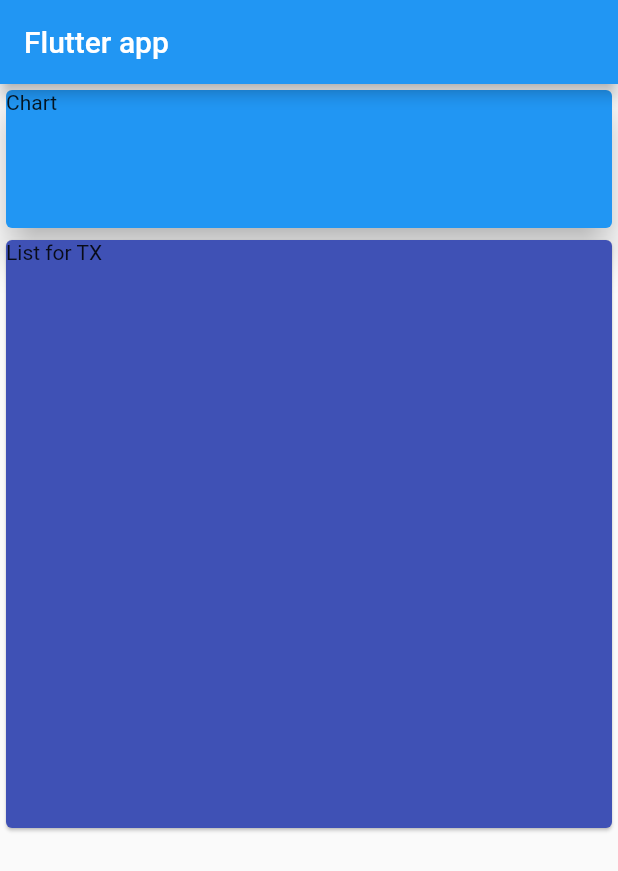
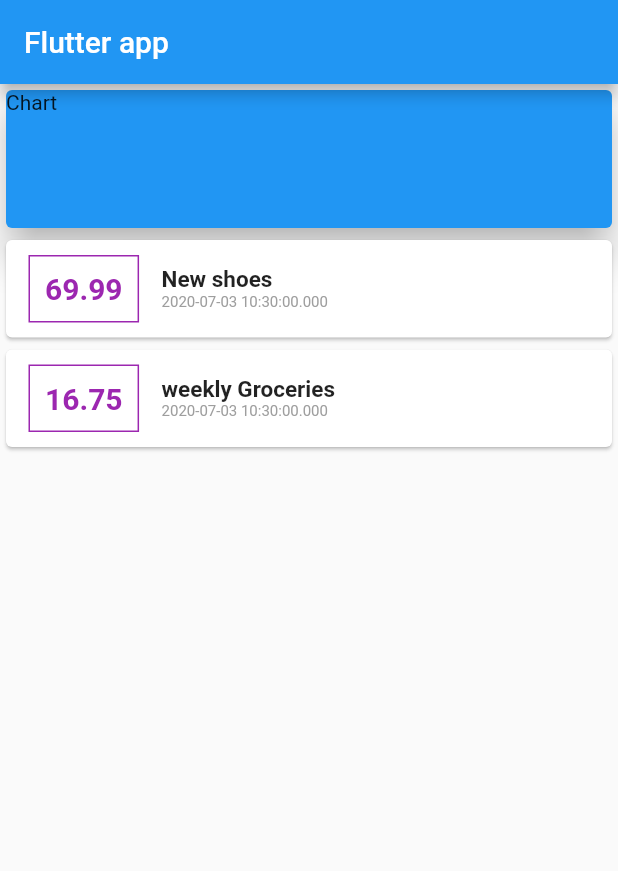
Before and after one commit to Adona12/Expense_Planner, a Flutter app: the screen it shows after launch, on a phone screen of 412 x 824 dp. Shown: the top 871 px of the screen. Run offline on Flutter 3.47's test engine with Material 2 defaults, Android fonts, the phone set to English and light mode, and no system bars.

Commit message:
styled the transaction items

```diff
--- a/lib/main.dart
+++ b/lib/main.dart
@@ -1,5 +1,7 @@
+import 'package:flutter/cupertino.dart';
 import 'package:flutter/material.dart';
 import './transaction.dart';
+
 void main() => runApp(MyApp());
 
 class MyApp extends StatelessWidget {
@@ -13,11 +15,14 @@ class MyApp extends StatelessWidget {
 }
 
 class MyHomePage extends StatelessWidget {
-
-
-  final List<Transaction> transaction=[
-    Transaction(id: "t1",amount: 69.99,title: "New shoes",date: DateTime.now()),
-    Transaction(id: "t2",amount: 16.75,title: "weekly Groceries",date: DateTime.now()),
+  final List<Transaction> transactions = [
+    Transaction(
+        id: "t1", amount: 69.99, title: "New shoes", date: DateTime.now()),
+    Transaction(
+        id: "t2",
+        amount: 16.75,
+        title: "weekly Groceries",
+        date: DateTime.now()),
   ];
   @override
   Widget build(BuildContext context) {
@@ -28,7 +33,7 @@ class MyHomePage extends StatelessWidget {
       body: Column(
         children: <Widget>[
           Container(
-            height:100 ,
+            height: 100,
             width: double.infinity,
             child: Card(
               elevation: 10,
@@ -38,15 +43,55 @@ class MyHomePage extends StatelessWidget {
               ),
             ),
           ),
-          Container(
-            height: 400,
-            width: double.infinity,
-            child: Card(
-              color:Colors.indigo,
-                child: Text(
-              "List for TX",
-            )),
-          ),
+          Column(
+            children: transactions.map((transaction) {
+              return Card(
+                child: Row(
+                  children: <Widget>[
+                    Container(
+                      child: Text(
+                        transaction.amount.toString(),
+                        style: TextStyle(
+                          color: Colors.purple,
+                          fontWeight: FontWeight.bold,
+                          fontSize: 20,
+                        ),
+                      ),
+                      margin: EdgeInsets.symmetric(
+                        vertical: 10,
+                        horizontal: 15,
+                      ),
+                      decoration: BoxDecoration(
+                        border: Border.all(
+                          color: Colors.purple,
+                        ),
+                      ),
+                      padding: EdgeInsets.all(10),
+                    ),
+                    Column(
+                      crossAxisAlignment: CrossAxisAlignment.start,
+                      children: <Widget>[
+                        Text(
+                          transaction.title,
+                          style: TextStyle(
+                            fontWeight: FontWeight.bold,
+                            fontSize: 15,
+                          ),
+                        ),
+                        Text(
+                          transaction.date.toString(),
+                          style: TextStyle(
+                            color: Colors.grey,
+                            fontSize: 10,
+                          ),
+                        ),
+                      ],
+                    )
+                  ],
+                ),
+              );
+            }).toList(),
+          )
         ],
       ),
     );
```
